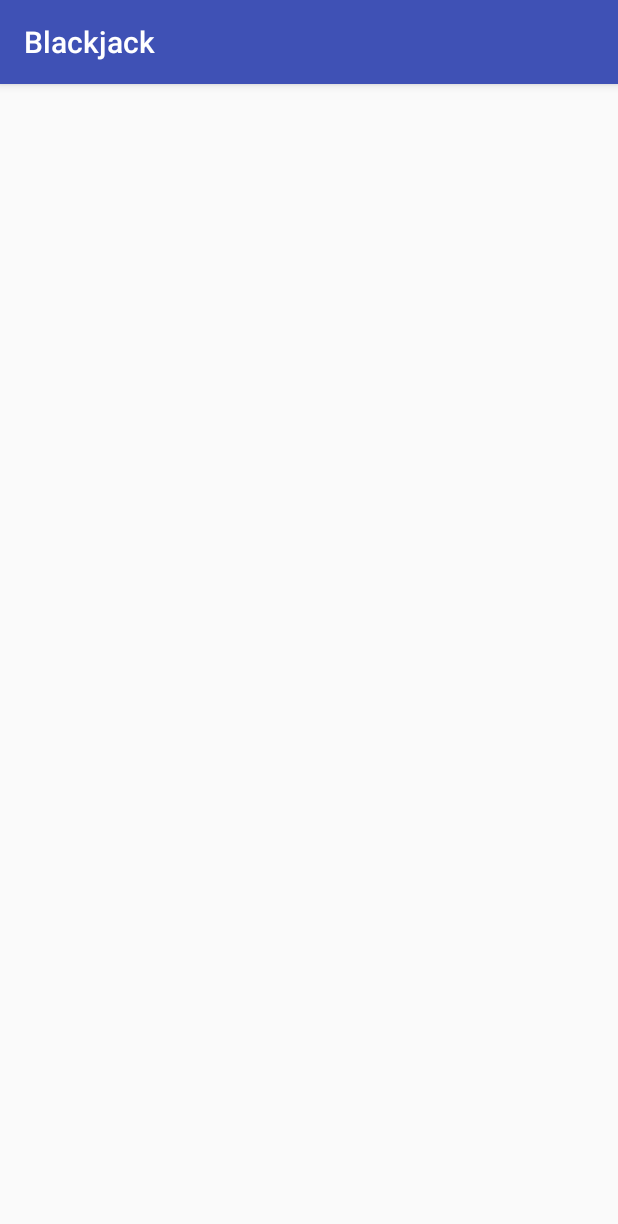
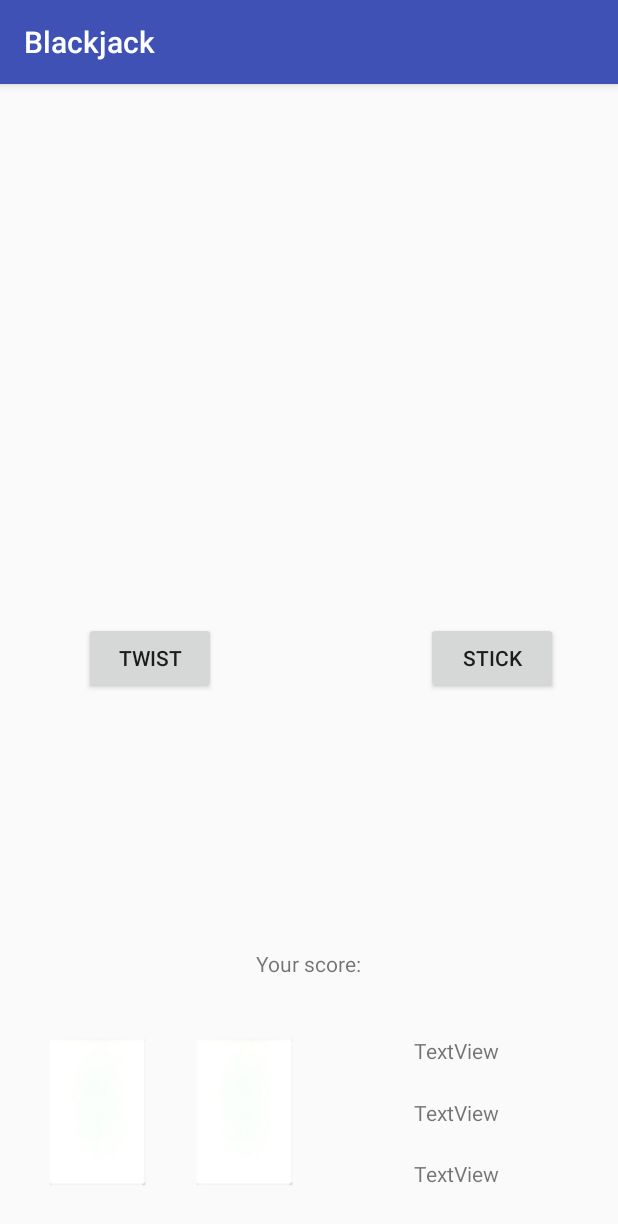
Before and after one commit to robbbowes/Java_Android_Blackjack, an Android app: the screen it shows after launch (BlackjackLauncherActivity), on a phone screen of 412 x 824 dp. Shown: the top 1224 px of the screen. Run offline under Robolectric (Android 15) with nearby library versions, the phone set to English and light mode, and no system bars.

Commit message:
Create first activity player side

```diff
--- a/app/src/main/java/com/example/user/blackjack/Deck.java
+++ b/app/src/main/java/com/example/user/blackjack/Deck.java
@@ -44,7 +44,7 @@ public class Deck {
     }
 
     public Card removeCardAtRandom(NumberGenerating numberGenerator) {
-        int randomIndex = numberGenerator.generateNumber(getSize());
+        int randomIndex = numberGenerator.generateNumber(deck.size());
         Card randomCard = getCardByIndex(randomIndex);
         deck.remove(randomCard);
         return randomCard;
--- a/app/src/main/res/layout/activity_blackjack_launcher.xml
+++ b/app/src/main/res/layout/activity_blackjack_launcher.xml
@@ -6,4 +6,106 @@
     android:layout_height="match_parent"
     tools:context="com.example.user.blackjack.BlackjackLauncherActivity">
 
+    <ImageView
+        android:id="@+id/first_card"
+        android:layout_width="wrap_content"
+        android:layout_height="wrap_content"
+        app:srcCompat="@drawable/blankcard"
+        android:layout_marginLeft="32dp"
+        app:layout_constraintLeft_toLeftOf="parent"
+        app:layout_constraintBottom_toBottomOf="parent"
+        android:layout_marginBottom="32dp" />
+
+    <ImageView
+        android:id="@+id/second_card"
+        android:layout_width="wrap_content"
+        android:layout_height="wrap_content"
+        android:layout_marginBottom="32dp"
+        android:layout_marginLeft="32dp"
+        app:layout_constraintBottom_toBottomOf="parent"
+        app:layout_constraintLeft_toRightOf="@+id/first_card"
+        app:srcCompat="@drawable/blankcard" />
+
+    <Button
+        android:id="@+id/twist_button"
+        android:layout_width="wrap_content"
+        android:layout_height="wrap_content"
+        android:layout_marginBottom="8dp"
+        android:layout_marginLeft="32dp"
+        android:layout_marginRight="8dp"
+        android:layout_marginTop="8dp"
+        android:text="@string/twist_button"
+        app:layout_constraintBottom_toBottomOf="parent"
+        app:layout_constraintHorizontal_bias="0.085"
+        app:layout_constraintLeft_toLeftOf="parent"
+        app:layout_constraintRight_toRightOf="parent"
+        app:layout_constraintTop_toTopOf="parent"
+        app:layout_constraintVertical_bias="0.498" />
+
+    <Button
+        android:id="@+id/stick_button"
+        android:layout_width="wrap_content"
+        android:layout_height="wrap_content"
+        android:layout_marginBottom="8dp"
+        android:layout_marginLeft="8dp"
+        android:layout_marginRight="32dp"
+        android:layout_marginTop="8dp"
+        android:text="@string/stick_button"
+        app:layout_constraintBottom_toBottomOf="parent"
+        app:layout_constraintHorizontal_bias="0.971"
+        app:layout_constraintLeft_toLeftOf="parent"
+        app:layout_constraintRight_toRightOf="parent"
+        app:layout_constraintTop_toTopOf="parent"
+        app:layout_constraintVertical_bias="0.498" />
+
+    <TextView
+        android:id="@+id/fifth_card"
+        android:layout_width="wrap_content"
+        android:layout_height="wrap_content"
+        android:text="TextView"
+        app:layout_constraintLeft_toRightOf="@+id/second_card"
+        android:layout_marginLeft="8dp"
+        android:layout_marginRight="8dp"
+        app:layout_constraintRight_toRightOf="parent"
+        app:layout_constraintBottom_toBottomOf="parent"
+        android:layout_marginBottom="32dp" />
+
+    <TextView
+        android:id="@+id/fourth_card"
+        android:layout_width="wrap_content"
+        android:layout_height="wrap_content"
+        android:text="TextView"
+        android:layout_marginTop="8dp"
+        app:layout_constraintTop_toBottomOf="@+id/third_card"
+        android:layout_marginBottom="8dp"
+        app:layout_constraintBottom_toTopOf="@+id/fifth_card"
+        android:layout_marginRight="8dp"
+        app:layout_constraintRight_toRightOf="parent"
+        app:layout_constraintLeft_toRightOf="@+id/second_card"
+        android:layout_marginLeft="8dp" />
+
+    <TextView
+        android:id="@+id/third_card"
+        android:layout_width="wrap_content"
+        android:layout_height="wrap_content"
+        android:text="TextView"
+        app:layout_constraintLeft_toRightOf="@+id/second_card"
+        android:layout_marginLeft="8dp"
+        android:layout_marginRight="8dp"
+        app:layout_constraintRight_toRightOf="parent"
+        app:layout_constraintHorizontal_bias="0.5"
+        app:layout_constraintBottom_toBottomOf="parent"
+        android:layout_marginBottom="114dp" />
+
+    <TextView
+        android:id="@+id/player_score"
+        android:layout_width="wrap_content"
+        android:layout_height="wrap_content"
+        android:layout_marginBottom="40dp"
+        android:layout_marginLeft="8dp"
+        android:layout_marginRight="8dp"
+        android:text="@string/player_score"
+        app:layout_constraintBottom_toTopOf="@+id/first_card"
+        app:layout_constraintLeft_toLeftOf="parent"
+        app:layout_constraintRight_toRightOf="parent" />
 </android.support.constraint.ConstraintLayout>
--- a/app/src/main/res/values/strings.xml
+++ b/app/src/main/res/values/strings.xml
@@ -1,3 +1,6 @@
 <resources>
     <string name="app_name">Blackjack</string>
+    <string name="stick_button">Stick</string>
+    <string name="twist_button">Twist</string>
+    <string name="player_score">Your score:</string>
 </resources>
```
Also changed, not shown: app/src/main/java/com/example/user/blackjack/BlackjackGame.java (added, +62 -0 lines), app/src/main/java/com/example/user/blackjack/Player.java (+27 -20 lines), app/src/main/java/com/example/user/blackjack/Winnable.java (added, +9 -0 lines), app/src/main/res/drawable/blankcard.png (added), app/src/main/res/drawable/card.png (added), 3 other files.
